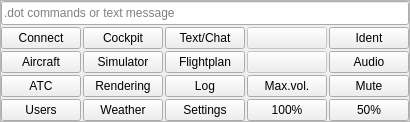
Qt form src/blackgui/components/mainkeypadareacomponent.ui (swift-project/pilotclient) before a commit.
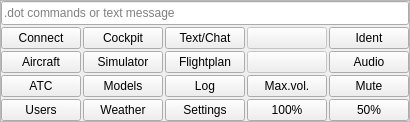
The same form after that commit. Custom widgets are drawn as their Qt base class.

```diff
--- a/src/blackgui/components/mainkeypadareacomponent.ui
+++ b/src/blackgui/components/mainkeypadareacomponent.ui
@@ -148,7 +148,7 @@
          </size>
         </property>
         <property name="text">
-         <string>Rendering</string>
+         <string>Models</string>
         </property>
         <property name="checkable">
          <bool>true</bool>
```
